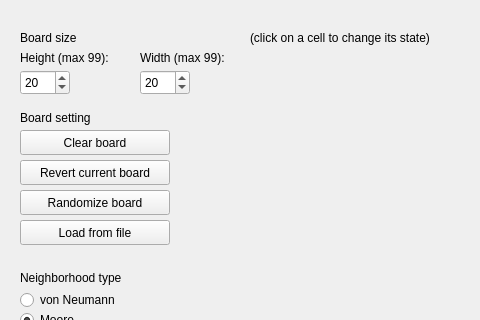
Old version of the form src/forms/mainwindow.ui in the repository xKrasusX/GameOfLife; both pictures show x 0 to 480 and y 0 to 320 of the 800 by 600 pixel window.
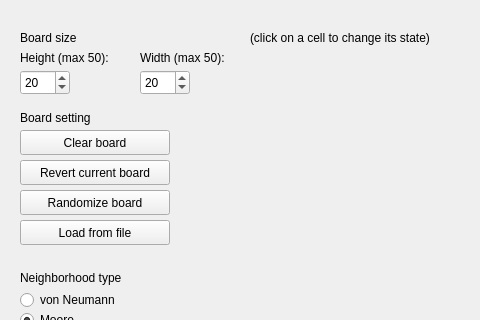
New version of the form.

Commit message: label cells fixed

```diff
--- a/src/forms/mainwindow.ui
+++ b/src/forms/mainwindow.ui
@@ -107,7 +107,7 @@
      </rect>
     </property>
     <property name="text">
-     <string>Height (max 99):</string>
+     <string>Height (max 50):</string>
     </property>
    </widget>
    <widget class="QLabel" name="labelWidth">
@@ -120,7 +120,7 @@
      </rect>
     </property>
     <property name="text">
-     <string>Width (max 99):</string>
+     <string>Width (max 50):</string>
     </property>
    </widget>
    <widget class="QLabel" name="labelSetting">
@@ -240,6 +240,9 @@
      </rect>
     </property>
     <layout class="QGridLayout" name="gridLayout">
+     <property name="sizeConstraint">
+      <enum>QLayout::SetMinAndMaxSize</enum>
+     </property>
      <property name="spacing">
       <number>1</number>
      </property>
```
Left out of the diff: 6 changed lines with no effect on the pictures. The commit also changes 3 other files.
